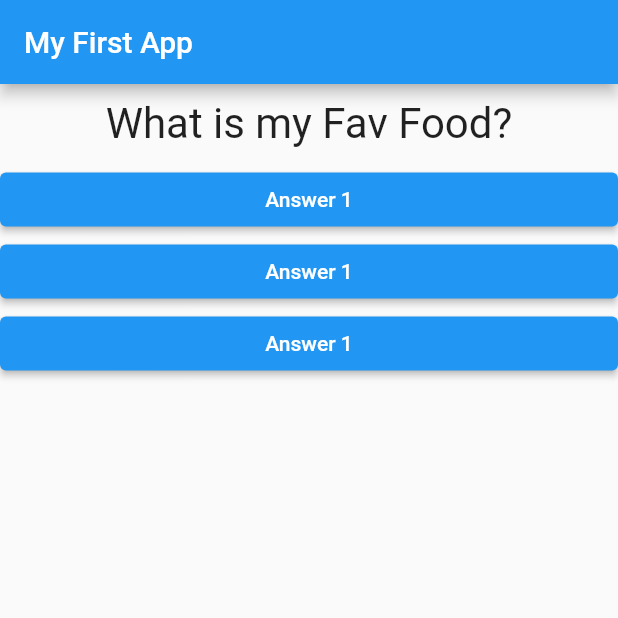
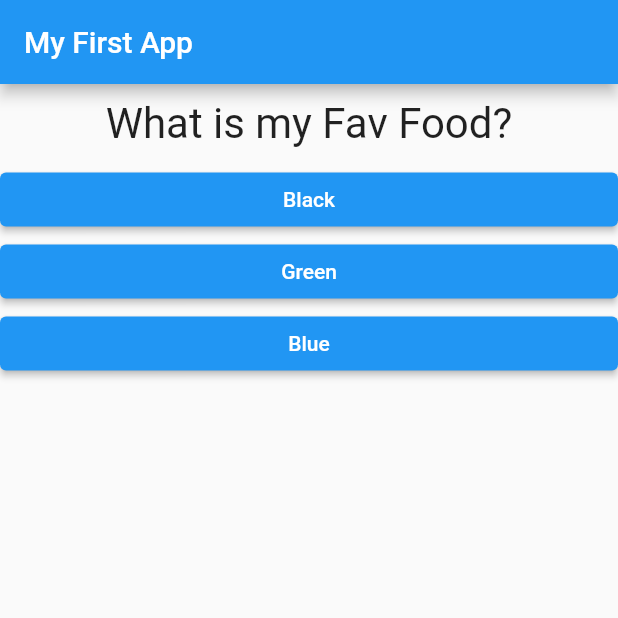
Before and after one commit to Rohanjai/Flutter_Quiz_App, a Flutter app: the screen it shows after launch, on a phone screen of 412 x 824 dp, the top half of it. Run offline on Flutter 3.47's test engine with Material 2 defaults, Android fonts, the phone set to English and light mode, and no system bars.

Commit message:
Map Functions Implemented For question and answers

```diff
--- a/lib/answer.dart
+++ b/lib/answer.dart
@@ -4,14 +4,15 @@ import 'package:flutter/material.dart';
 
 class Answer extends StatelessWidget {
   final selectHandler;
-  Answer(this.selectHandler);
+  final String answerText;
+  Answer(this.selectHandler, this.answerText);
 
   @override
   Widget build(BuildContext context) {
     return Container(
       width: double.infinity,
       child: ElevatedButton(
-        child: Text('Answer 1'),
+        child: Text(answerText),
         onPressed: selectHandler,
       ),
     );
--- a/lib/main.dart
+++ b/lib/main.dart
@@ -25,7 +25,20 @@ class _MyAppState extends State<MyApp> {
 
   @override
   Widget build(BuildContext context) {
-    var questions = ['What is my Fav Food?', 'Whats my fav pet?'];
+    var questions = [
+      {
+        'questionText': 'What is my Fav Food?',
+        'answers': ['Black', 'Green', 'Blue']
+      },
+      {
+        'questionText': 'Whats my fav pet?',
+        'answers': ['Dog', 'Cat', 'Fish']
+      },
+      {
+        'questionText': 'What is my Fav City?',
+        'answers': ['Chennai', 'Torrento', 'NY']
+      },
+    ];
     return MaterialApp(
       home: Scaffold(
         appBar: AppBar(
@@ -33,10 +46,13 @@ class _MyAppState extends State<MyApp> {
         ),
         body: Column(
           children: <Widget>[
-            Question(questions[questionInd]),
-            Answer(answerQuestion),
-            Answer(answerQuestion),
-            Answer(answerQuestion),
+            Question(
+              questions[questionInd]['questionText'] as String,
+            ),
+            ...(questions[questionInd]['answers'] as List<String>)
+                .map((answer) {
+              return Answer(answerQuestion, answer);
+            }).toList()
           ],
         ),
       ),
```
